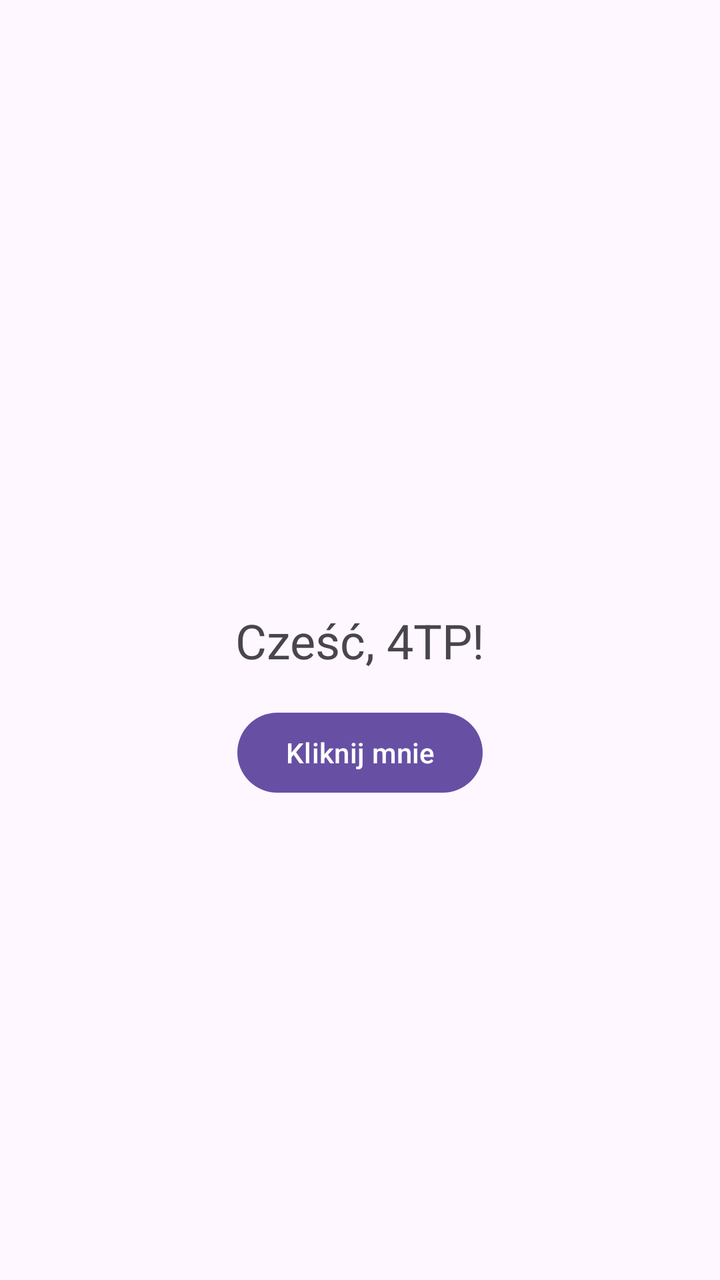
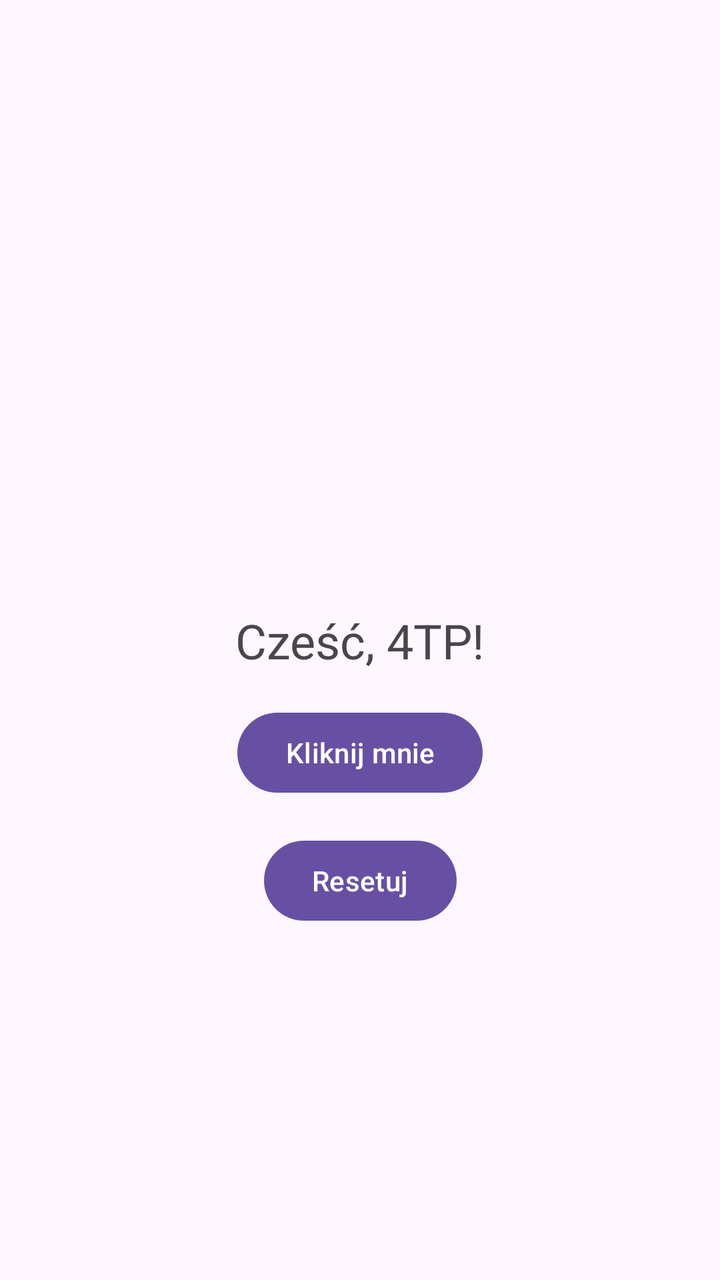

Screens rendered from an Android XML layout before and after an edit, with the pre-edit source and the edit as a unified diff.
<!-- AndroidManifest.xml: application theme Theme.HelloApp -->
<!-- res/layout/activity_main.xml -->
<?xml version="1.0" encoding="utf-8"?>
<androidx.constraintlayout.widget.ConstraintLayout
    xmlns:android="http://schemas.android.com/apk/res/android"
    xmlns:app="http://schemas.android.com/apk/res-auto"
    xmlns:tools="http://schemas.android.com/tools"
    android:id="@+id/main"
    android:layout_width="match_parent"
    android:layout_height="match_parent"
    tools:context=".MainActivity">

    <TextView
        android:id="@+id/text_greeting"
        android:layout_width="wrap_content"
        android:layout_height="wrap_content"
        android:text="@string/greeting"
        android:textSize="24sp"
        app:layout_constraintBottom_toBottomOf="parent"
        app:layout_constraintEnd_toEndOf="parent"
        app:layout_constraintStart_toStartOf="parent"
        app:layout_constraintTop_toTopOf="parent" />

    <Button
        android:id="@+id/button_click"
        android:layout_width="wrap_content"
        android:layout_height="wrap_content"
        android:layout_marginTop="16dp"
        android:text="@string/button_click"
        app:layout_constraintEnd_toEndOf="parent"
        app:layout_constraintStart_toStartOf="parent"
        app:layout_constraintTop_toBottomOf="@id/text_greeting" />

</androidx.constraintlayout.widget.ConstraintLayout>
<!-- resources referenced by this layout -->
<resources>
  <string name="button_click">Kliknij mnie</string>
  <string name="greeting">Cześć, 4TP!</string>
  <style name="Theme.HelloApp" parent="Base.Theme.HelloApp" />
  <style name="Base.Theme.HelloApp" parent="Theme.Material3.DayNight.NoActionBar">
          
          
      </style>
</resources>

<!-- the commit's change to res/layout/activity_main.xml (unified diff, before → after) -->
@@ -29,4 +29,14 @@
         app:layout_constraintStart_toStartOf="parent"
         app:layout_constraintTop_toBottomOf="@id/text_greeting" />
 
+    <Button
+        android:id="@+id/button_reset"
+        android:layout_width="wrap_content"
+        android:layout_height="wrap_content"
+        android:layout_marginTop="16dp"
+        android:text="@string/button_reset"
+        app:layout_constraintEnd_toEndOf="parent"
+        app:layout_constraintStart_toStartOf="parent"
+        app:layout_constraintTop_toBottomOf="@id/button_click" />
+
 </androidx.constraintlayout.widget.ConstraintLayout>
<!-- resource entries referenced after the edit -->
@@ -1,6 +1,7 @@
 <!-- resources referenced by this layout -->
 <resources>
   <string name="button_click">Kliknij mnie</string>
+  <string name="button_reset">Resetuj</string>
   <string name="greeting">Cześć, 4TP!</string>
   <style name="Theme.HelloApp" parent="Base.Theme.HelloApp" />
   <style name="Base.Theme.HelloApp" parent="Theme.Material3.DayNight.NoActionBar">
